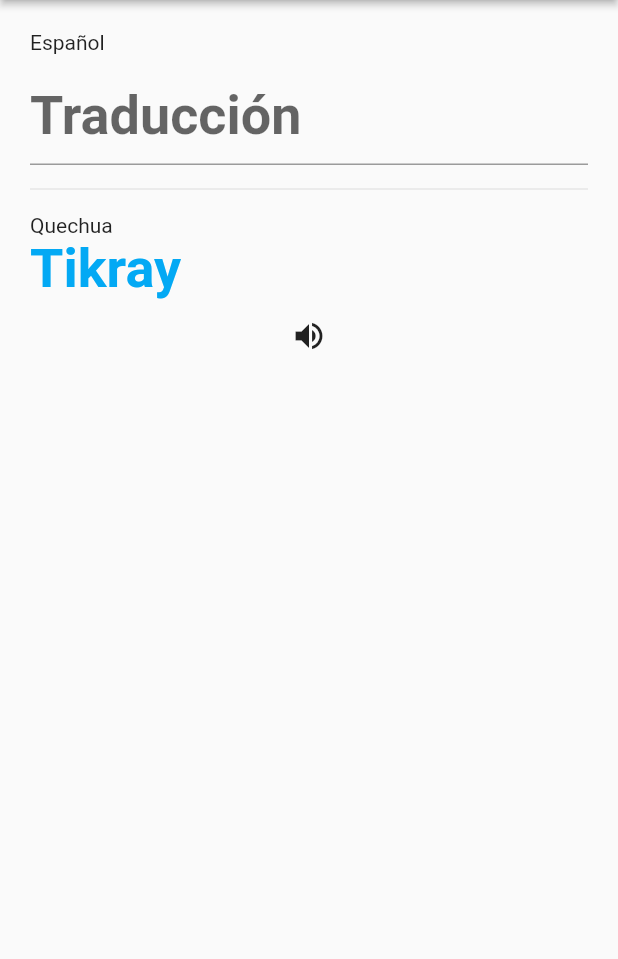
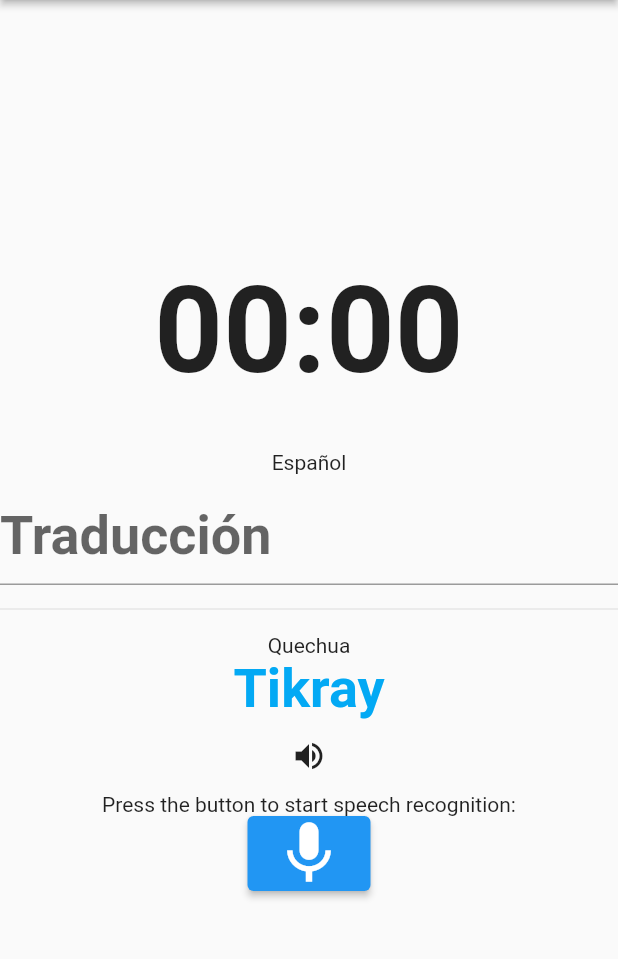
Before and after one commit to Uritu-System/uritu_app, a Flutter app: the UrituView screen opened by its route, after a tap on the "volume up" icon, on a phone screen of 412 x 824 dp, the part 84-1043 px from its top. Run offline on Flutter 3.47's test engine with Material 2 defaults, Android fonts, the phone set to English and light mode, and no system bars; our stand-ins replace firebase_auth, firebase_core, flutter_tts, googleapis_auth, permission_handler; missing offline and left inert: flutter_sound, googleapis; accounts and stored records are empty; project files that could hold a hidden picture were left out.

Commit message:
Tts update

```diff
--- /dev/null
+++ b/lib/domain_layer/stt/stt.dart
@@ -0,0 +1,44 @@
+import 'package:flutter/services.dart';
+import 'package:googleapis/speech/v1.dart' as speech;
+import 'package:googleapis_auth/auth_io.dart';
+// import 'dart:developer' as developer;
+
+Future<String> transcribeSpeech(String filePath) async {
+  final clientSpeechApi = await _authenticate();
+  /* ***************************** RECORDING AUDIO **************************** */
+  final speechConfig = speech.RecognitionConfig(
+    encoding: 'LINEAR16',
+    sampleRateHertz: 16000,
+    languageCode: 'es-ES',
+  );
+  final speechRequest = speech.RecognizeRequest(
+    config: speechConfig,
+    audio: speech.RecognitionAudio(content: filePath),
+  );
+  final response = await clientSpeechApi.speech.recognize(speechRequest);
+  for (final result in response.results!) {
+    for (final alternative in result.alternatives!) {
+      return alternative.transcript.toString();
+      // developer.log(
+      //     '****************** Transcript: ${alternative.transcript} *****************');
+    }
+  }
+  return '';
+}
+
+Future<speech.SpeechApi> _authenticate() async {
+  /* ***************************** AUTHENTICATION ***************************** */
+  // Load the service account key JSON file
+  final jsonCredentials =
+      await rootBundle.loadString('assets/uritu-system-app-172e898d6608.json');
+
+  // Obtain the credentials using the service account key JSON file
+  final accountCredentials =
+      ServiceAccountCredentials.fromJson(jsonCredentials);
+
+  // Create a new client for the Google Cloud Speech API
+  final client = speech.SpeechApi(await clientViaServiceAccount(
+      accountCredentials, [speech.SpeechApi.cloudPlatformScope]));
+
+  return client;
+}
--- a/lib/presentation_layer/views/uritu_view.dart
+++ b/lib/presentation_layer/views/uritu_view.dart
@@ -1,14 +1,16 @@
 import 'dart:convert';
-
+import 'dart:io';
 import 'package:flutter/material.dart';
+import 'package:flutter_sound/flutter_sound.dart';
+import 'package:permission_handler/permission_handler.dart';
 import 'package:uritu_app/common/constants/routes.dart';
-import 'package:uritu_app/common/constants/translator_key.dart';
 import 'package:uritu_app/common/enums/menu_action.dart';
-import 'package:uritu_app/data_layer/data_model.dart';
 import 'package:uritu_app/domain_layer/auth/auth_service.dart';
-import 'package:http/http.dart' as http;
+import 'package:uritu_app/domain_layer/translation/translation.dart';
 import 'package:uritu_app/presentation_layer/components/show_log_out_dialog.dart';
 import 'package:flutter_tts/flutter_tts.dart';
+import 'package:uritu_app/domain_layer/stt/stt.dart';
+import 'package:path/path.dart' as p;
 
 class UrituView extends StatefulWidget {
   const UrituView({super.key});
@@ -18,13 +20,116 @@ class UrituView extends StatefulWidget {
 }
 
 class _UrituViewState extends State<UrituView> {
-  String translated = 'Tikray';
-  final FlutterTts flutterTts = FlutterTts();
+  String _textTranslated = 'Tikray';
+  final flutterTts = FlutterTts();
+  final recorder = FlutterSoundRecorder();
+  bool isRecorderReady = false;
+
+  final _textEditingController = TextEditingController();
+
+  void _updateTextField(String newText) {
+    setState(() {
+      _textEditingController.text = newText;
+    });
+  }
 
   speak(String text) async {
     await flutterTts.setLanguage("es-ES");
     await flutterTts.setPitch(1); //0.5 to 1.5
     await flutterTts.speak(text);
+  }
+
+  @override
+  void initState() {
+    super.initState();
+    // requestPermission();
+    initRecorder();
+    _textEditingController.addListener(() async {
+      String textUpdate =
+          await translateQuechuaToSpanish(_textEditingController.text);
+      setState(() {
+        _textTranslated = textUpdate;
+      });
+    });
+  }
+
+  @override
+  void dispose() {
+    recorder.closeRecorder();
+    _textEditingController.dispose();
+
+    super.dispose();
+  }
+
+  // void requestPermission() async {
+  //   // final statusExternalStorage = await Permission.manageExternalStorage.request();
+  //   final statusExternalStorage = await Permission.manageExternalStorage.status;
+
+  //   if (!statusExternalStorage.isGranted) {
+  //     await Permission.manageExternalStorage.request();
+  //   }
+
+  //   // if (statusExternalStorage != PermissionStatus.granted) {
+  //   //   throw 'Microphone permission not granted';
+  //   // }
+
+  //   // final statusStorage = await Permission.storage.request();
+  //   final statusStorage = await Permission.storage.status;
+  //   if (!statusStorage.isGranted) {
+  //     await Permission.storage.request();
+  //   }
+  //   // if (statusStorage != PermissionStatus.granted) {
+  //   //   throw 'Microphone permission not granted';
+  //   // }
+  // }
+
+  Future initRecorder() async {
+    final statusMicrophone = await Permission.microphone.status;
+    if (!statusMicrophone.isGranted) {
+      await Permission.microphone.request();
+    }
+    await Permission.storage.request();
+
+    // final statusMicrophone = await Permission.microphone.request();
+    // if (statusMicrophone != PermissionStatus.granted) {
+    //   throw 'Microphone permission not granted';
+    // }
+
+    await recorder.openRecorder();
+    isRecorderReady = true;
+    recorder.setSubscriptionDuration(
+      const Duration(milliseconds: 500),
+    );
+  }
+
+  Future record() async {
+    if (!isRecorderReady) return;
+    const pathToAudio = '/storage/emulated/0/Download/audio.wav';
+    if (await File(pathToAudio).exists()) {
+      // If the file exists, delete it
+      await File(pathToAudio).delete();
+    }
+    // const pathToAudio = '/audio.wav';
+    Directory directory = Directory(p.dirname(pathToAudio));
+    if (!directory.existsSync()) {
+      directory.createSync();
+    }
+    await recorder.startRecorder(
+      toFile: pathToAudio,
+      codec: Codec.pcm16WAV,
+    );
+  }
+
+  Future stop() async {
+    if (!isRecorderReady) return;
+    await recorder.stopRecorder();
+    const pathToAudio = '/storage/emulated/0/Download/audio.wav';
+    // const pathToAudio = '/audio.wav';
+
+    final audioFile = File(pathToAudio);
+    final base64EncodecAudio = base64Encode(await audioFile.readAsBytes());
+
+    _updateTextField(await transcribeSpeech(base64EncodecAudio));
   }
 
   @override
@@ -62,12 +167,36 @@ class _UrituViewState extends State<UrituView> {
           ),
         ],
       ),
-      body: ListView(
-        padding: const EdgeInsets.all(20),
+      body: Center(
+        child: Column(
+          mainAxisAlignment: MainAxisAlignment.center,
           children: [
+            StreamBuilder<RecordingDisposition>(
+              stream: recorder.onProgress,
+              builder: (context, snapshot) {
+                final duration =
+                    snapshot.hasData ? snapshot.data!.duration : Duration.zero;
+                String twoDigits(int n) => n.toString().padLeft(2, '0');
+                final twoDigitMinutes =
+                    twoDigits(duration.inMinutes.remainder(60));
+                final twoDigitSeconds =
+                    twoDigits(duration.inSeconds.remainder(60));
+                return Text(
+                  '$twoDigitMinutes:$twoDigitSeconds',
+                  style: const TextStyle(
+                    fontSize: 80,
+                    fontWeight: FontWeight.bold,
+                  ),
+                );
+              },
+            ),
+            const SizedBox(
+              height: 32,
+            ),
             const Text('Español'),
             const SizedBox(height: 8),
             TextFormField(
+              controller: _textEditingController,
               style: const TextStyle(
                 fontSize: 36,
                 fontWeight: FontWeight.bold,
@@ -76,33 +205,11 @@ class _UrituViewState extends State<UrituView> {
                 hintText: 'Traducción',
               ),
               onChanged: (text) async {
-              final url = Uri.https(
-                'translation.googleapis.com',
-                '/language/translate/v2',
-              );
-
-              final response = await http.post(url, body: {
-                'q': text,
-                'target': quechuaCodeTranslation,
-                'source': spanishCodeTranslation,
-                // 'key': '',
-                //TODO: Change Apikeytranslations
-                // descomenta lo de abajo
-                'key': cloudTranslationApiKey,
+                String textUpdate = await translateQuechuaToSpanish(
+                    _textEditingController.text);
+                setState(() {
+                  _textTranslated = textUpdate;
                 });
-
-              var translationJson =
-                  jsonDecode(response.body)['data']['translations'] as List;
-
-              List<Translations> allTranslations = translationJson
-                  .map((translations) => Translations.fromJson(translations))
-                  .toList();
-
-              if (response.statusCode == 200) {
-                setState(() {
-                  translated = allTranslations.first.toString();
-                });
-              }
               },
             ),
             const Divider(
@@ -110,21 +217,36 @@ class _UrituViewState extends State<UrituView> {
             ),
             const Text('Quechua'),
             Text(
-            translated,
+              _textTranslated,
               style: const TextStyle(
                 fontSize: 36,
                 color: Colors.lightBlue,
                 fontWeight: FontWeight.bold,
               ),
             ),
-          // TextFormField(
-          //   controller: textEditingController,
-          // ),
             IconButton.filled(
-            onPressed: () => speak(translated),
+              onPressed: () => speak(_textTranslated),
               icon: const Icon(Icons.volume_up),
             ),
+            const Text(
+              'Press the button to start speech recognition:',
+            ),
+            ElevatedButton(
+              child: Icon(
+                recorder.isRecording ? Icons.stop : Icons.mic,
+                size: 50,
+              ),
+              onPressed: () async {
+                if (recorder.isRecording) {
+                  await stop();
+                } else {
+                  await record();
+                }
+                setState(() {});
+              },
+            ),
           ],
+        ),
       ),
     );
   }
```
Also changed, not shown: assets/uritu-system-app-172e898d6608.json (added, +13 -0 lines), lib/domain_layer/translation/translation.dart (added, +29 -0 lines), pubspec.yaml (+11 -5 lines), lib/presentation_layer/components/tts_component.dart (deleted), pubspec.lock, 5 other files. Lines whose indentation alone changed are shown as unchanged.
